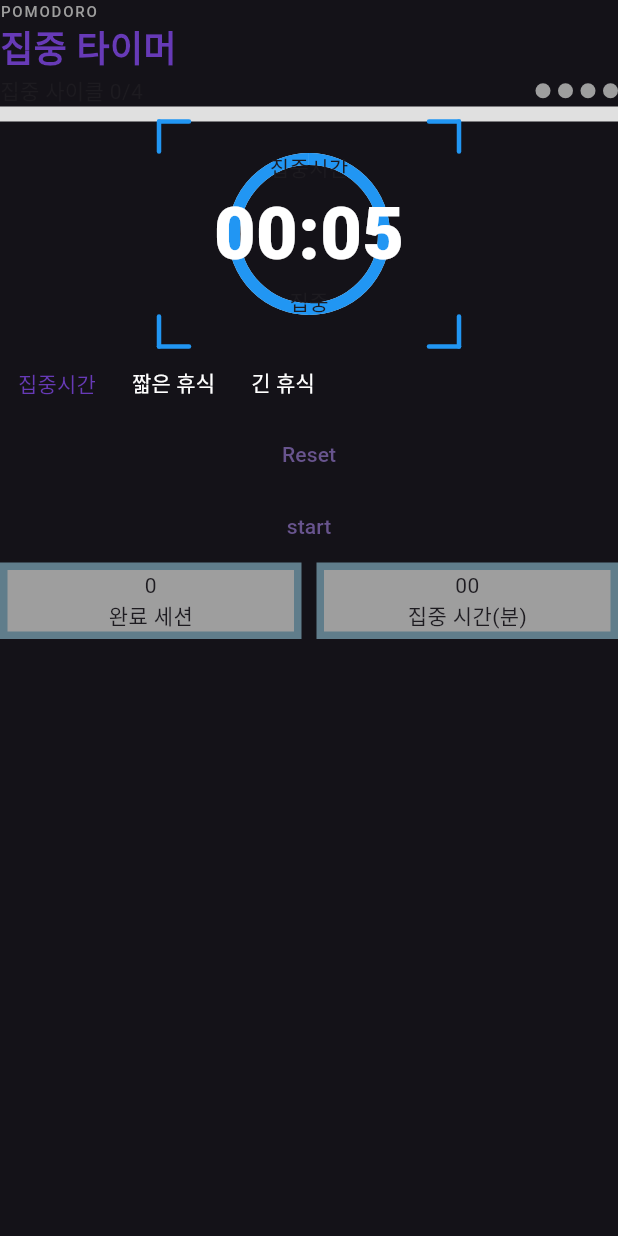
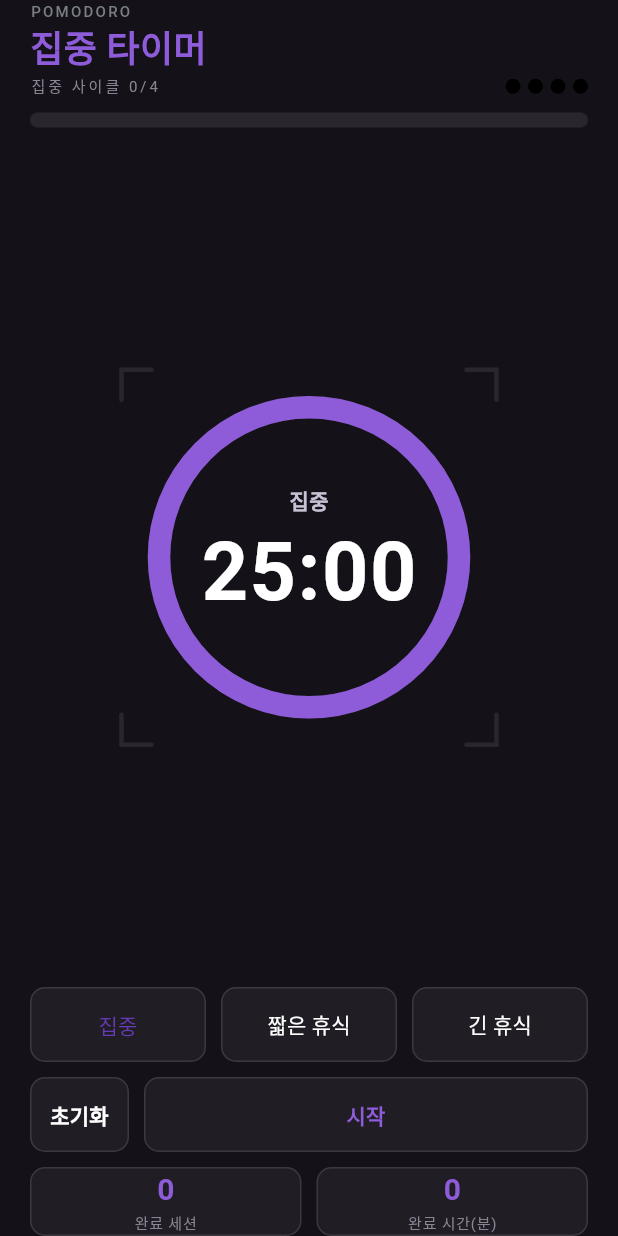
Before and after one commit to tnsgud/soonmodoro, a Flutter app: the screen it shows after launch, on a phone screen of 412 x 824 dp. Run offline on Flutter 3.47's test engine with Material 3 defaults, Android fonts, the phone set to English and light mode, and no system bars.

Commit message:
💄 디자인 적용

```diff
--- a/lib/models/timer_mode.dart
+++ b/lib/models/timer_mode.dart
@@ -1,9 +1,9 @@
-const int twentyFiveMinutes = 5;
-const int fiveMinutes = 1;
-const int fifteen = 2;
+const int twentyFiveMinutes = 25 * 60;
+const int fiveMinutes = 5 * 60;
+const int fifteen = 15 * 60;
 
 enum TimerMode {
-  focus('집중시간', twentyFiveMinutes),
+  focus('집중', twentyFiveMinutes),
   shortBreak('짧은 휴식', fiveMinutes),
   longBreak('긴 휴식', fifteen);
 
--- a/lib/screens/home_screen.dart
+++ b/lib/screens/home_screen.dart
@@ -1,9 +1,11 @@
 import 'dart:async';
 
 import 'package:flutter/material.dart';
+import 'package:soonmodoro/widgets/count_card.dart';
 import 'package:soonmodoro/widgets/corner_border_painter.dart';
 import 'package:soonmodoro/widgets/header.dart';
 import 'package:soonmodoro/models/timer_mode.dart';
+import 'package:soonmodoro/widgets/selection_button.dart';
 
 class HomeScreen extends StatefulWidget {
   const HomeScreen({super.key});
@@ -78,8 +80,12 @@ class _HomeScreenState extends State<HomeScreen> with TickerProviderStateMixin {
 
   void _onTapStart() {
     if (_timerIsActive) {
+      _controllers[_currentControllerIndex].stop();
+      _timer.cancel();
+
+      setState(() {
         _timerIsActive = false;
-      _timer.cancel();
+      });
       return;
     }
 
@@ -148,11 +154,13 @@ class _HomeScreenState extends State<HomeScreen> with TickerProviderStateMixin {
   void _onTap(TimerMode mode) {
     if (_timerIsActive) {
       _timer.cancel();
+      _controllers[_currentControllerIndex].reset();
       _timerIsActive = false;
     }
 
     setState(() {
       HomeScreen.timerMode = mode;
+      _currentControllerIndex = mode.index;
       _time = HomeScreen.timerMode.time;
     });
   }
@@ -164,6 +172,8 @@ class _HomeScreenState extends State<HomeScreen> with TickerProviderStateMixin {
     return Scaffold(
       backgroundColor: Color(0xff141218),
       body: SafeArea(
+        child: Padding(
+          padding: const EdgeInsets.symmetric(horizontal: 20),
           child: Column(
             children: [
               Header(),
@@ -173,22 +183,30 @@ class _HomeScreenState extends State<HomeScreen> with TickerProviderStateMixin {
                   Row(
                     mainAxisAlignment: MainAxisAlignment.spaceBetween,
                     children: [
-                    Text('집중 사이클 $_currentSessionCount/4'),
+                      Text(
+                        '집중 사이클 $_currentSessionCount/4',
+                        style: TextStyle(
+                          fontSize: 10,
+                          color: Color(0xff8a8594),
+                          letterSpacing: 2,
+                        ),
+                      ),
                       Row(
                         children: [
-                        ...List<Container>.generate(_currentSessionCount % 5, (
-                          int index,
-                        ) {
+                          ...List<Container>.generate(
+                            _currentSessionCount % 5,
+                            (int index) {
                               return Container(
                                 margin: EdgeInsets.only(left: 5),
                                 width: 10,
                                 height: 10,
                                 decoration: BoxDecoration(
-                              color: Colors.amber,
+                                  color: Color(0xff8e5cd9),
                                   shape: BoxShape.circle,
                                 ),
                               );
-                        }),
+                            },
+                          ),
                           ...List<Container>.generate(
                             4 - (_currentSessionCount % 5),
                             (int index) {
@@ -197,7 +215,7 @@ class _HomeScreenState extends State<HomeScreen> with TickerProviderStateMixin {
                                 width: 10,
                                 height: 10,
                                 decoration: BoxDecoration(
-                                color: Colors.grey,
+                                  color: Colors.black,
                                   shape: BoxShape.circle,
                                 ),
                               );
@@ -207,6 +225,7 @@ class _HomeScreenState extends State<HomeScreen> with TickerProviderStateMixin {
                       ),
                     ],
                   ),
+                  SizedBox(height: 10),
                   TweenAnimationBuilder<double>(
                     tween: Tween(begin: 0, end: 0.25 * _currentSessionCount),
                     duration: const Duration(milliseconds: 500),
@@ -215,111 +234,164 @@ class _HomeScreenState extends State<HomeScreen> with TickerProviderStateMixin {
                       return LinearProgressIndicator(
                         value: value,
                         minHeight: 10,
-                      backgroundColor: Colors.grey.shade300,
-                      color: Colors.blue,
+                        backgroundColor: Color(0xff2A2630),
+                        color: Color(0xff8e5cd9),
+                        borderRadius: BorderRadius.circular(10),
                       );
                     },
                   ),
                 ],
               ),
 
-            Stack(
+              Expanded(
+                child: Stack(
                   alignment: AlignmentGeometry.center,
                   children: [
                     CustomPaint(
-                  size: Size(200, 150),
+                      size: Size(250, 250),
                       painter: CornerBorderPainter(
                         cornerLength: 20,
                         strokeWidth: 3,
-                    color: Colors.blue,
+                        color: Color(0xff2a2630),
                       ),
                     ),
                     AnimatedBuilder(
                       animation: _controllers[_currentControllerIndex],
                       builder: (context, child) {
                         return SizedBox(
-                      width: 100,
-                      height: 100,
+                          width: 200,
+                          height: 200,
                           child: CircularProgressIndicator(
                             value:
                                 1.0 -
                                 _controllers[_currentControllerIndex]
                                     .value, // 시간이 갈수록 0으로 감소
-                        strokeWidth: 8,
-                        color: Colors.blue,
-                        backgroundColor: Colors.grey.shade300,
+                            strokeWidth: 15,
+                            strokeCap: StrokeCap.round,
+                            color: Color(0xff8e5cd9),
+                            backgroundColor: Color(0xff2A2630),
                           ),
                         );
                       },
                     ),
 
                     Column(
+                      mainAxisAlignment: MainAxisAlignment.center,
                       children: [
-                    Text(HomeScreen.timerMode.label),
+                        Text(
+                          HomeScreen.timerMode.label,
+                          style: TextStyle(
+                            color: Color(0xffc9c2d6),
+                            fontSize: 14,
+                            fontWeight: FontWeight.bold,
+                          ),
+                        ),
                         Text(
                           '${format(_time ~/ 60)}:${format(_time % 60)}',
                           style: TextStyle(
-                        fontSize: 48,
-                        fontWeight: FontWeight.w900,
+                            fontSize: 54,
+                            fontWeight: FontWeight.bold,
                             color: Colors.white,
+                            letterSpacing: 1,
                           ),
                         ),
-                    Text('집중'),
                       ],
                     ),
                   ],
                 ),
+              ),
 
-            Row(
+              Flex(
+                direction: Axis.horizontal,
+                spacing: 10,
                 children: TimerMode.values
-                  .map((e) => _selectionButton(timerMode: e, label: e.label))
+                    .map(
+                      (e) => Expanded(
+                        child: Container(
+                          decoration: BoxDecoration(
+                            color: Color(0x0Dffffff),
+                            border: Border.all(
+                              color: Color(0x1fffffff),
+                              width: 1,
+                            ),
+                            borderRadius: BorderRadius.circular(10),
+                          ),
+                          child: SelectionButton(
+                            timerMode: e,
+                            label: e.label,
+                            onTap: () => _onTap(e),
+                          ),
+                        ),
+                      ),
+                    )
                     .toList(),
               ),
+              SizedBox(height: 10),
 
-            TextButton(onPressed: _onTapReset, child: Text('Reset')),
+              Flex(
+                direction: Axis.horizontal,
+                spacing: 10,
+                children: [
+                  Container(
+                    decoration: BoxDecoration(
+                      color: Color(0x0Dffffff),
+                      border: Border.all(color: Color(0x1fffffff), width: 1),
+                      borderRadius: BorderRadius.circular(10),
+                    ),
+                    child: TextButton(
+                      onPressed: _onTapReset,
+                      child: Text(
+                        '초기화',
+                        style: TextStyle(
+                          color: Colors.white,
+                          fontWeight: FontWeight.bold,
+                        ),
+                      ),
+                    ),
+                  ),
+                  Expanded(
+                    child: Container(
+                      decoration: BoxDecoration(
+                        color: Color(0x0Dffffff),
+                        border: Border.all(color: Color(0x1fffffff), width: 1),
+                        borderRadius: BorderRadius.circular(10),
+                      ),
+                      child: TextButton(
+                        onPressed: _onTapStart,
+                        child: Text(
+                          _timerIsActive ? '중지' : '시작',
+                          style: TextStyle(
+                            color: Color(0xff8e5cd9),
+                            fontWeight: FontWeight.bold,
+                          ),
+                        ),
+                      ),
+                    ),
+                  ),
+                ],
+              ),
 
-            TextButton(
-              onPressed: _onTapStart,
-              child: Text(_timerIsActive ? 'stop' : 'start'),
-            ),
+              SizedBox(height: 10),
 
               Row(
                 mainAxisAlignment: MainAxisAlignment.spaceAround,
                 children: [
                   Expanded(
-                  child: Container(
-                    decoration: BoxDecoration(
-                      color: Colors.grey,
-                      border: BoxBorder.all(color: Colors.blueGrey, width: 5),
-                    ),
-                    child: Column(
-                      children: [Text('$_totalSessionCount'), Text('완료 세션')],
-                    ),
-                  ),
+                    child: CountCard(count: _totalSessionCount, text: '완료 세션'),
                   ),
                   SizedBox(width: 10),
                   Expanded(
-                  child: Container(
-                    decoration: BoxDecoration(
-                      color: Colors.grey,
-                      border: BoxBorder.all(color: Colors.blueGrey, width: 5),
-                    ),
-                    child: Column(
-                      children: [
-                        Text(format(_totalFocusTime ~/ 60)),
-                        Text('집중 시간(분)'),
-                      ],
+                    child: CountCard(
+                      count: _totalFocusTime ~/ 60,
+                      text: '완료 시간(분)',
                     ),
                   ),
-                ),
-              ],
-            ),
-            Row(mainAxisAlignment: MainAxisAlignment.spaceAround, children: [
                 ],
               ),
             ],
           ),
         ),
+      ),
     );
   }
 }
--- /dev/null
+++ b/lib/widgets/count_card.dart
@@ -0,0 +1,39 @@
+import 'package:flutter/material.dart';
+
+class CountCard extends StatelessWidget {
+  final int count;
+  final String text;
+
+  const CountCard({super.key, required this.count, required this.text});
+
+  @override
+  Widget build(BuildContext context) {
+    return Container(
+      decoration: BoxDecoration(
+        color: Color(0x0Dffffff),
+        border: Border.all(color: Color(0x1fffffff), width: 1),
+        borderRadius: BorderRadius.circular(10),
+      ),
+      child: Column(
+        children: [
+          Text(
+            '$count',
+            style: TextStyle(
+              color: Color(0xff8e5cd9),
+              fontSize: 20,
+              fontWeight: FontWeight.bold,
+            ),
+          ),
+          Text(
+            text,
+            style: TextStyle(
+              color: Color(0xff8a8594),
+              fontSize: 10,
+              letterSpacing: 0.5,
+            ),
+          ),
+        ],
+      ),
+    );
+  }
+}
--- a/lib/widgets/header.dart
+++ b/lib/widgets/header.dart
@@ -16,16 +16,16 @@ class Header extends StatelessWidget {
               style: TextStyle(
                 fontSize: 10,
                 fontWeight: FontWeight.w500,
-                color: Colors.grey,
-                letterSpacing: 1.2,
+                color: Color(0xff7a7f84),
+                letterSpacing: 1.5,
               ),
             ),
             Text(
               '집중 타이머',
               style: TextStyle(
-                color: Colors.deepPurple,
+                color: Color(0xff8e5cd9),
                 fontSize: 24,
-                fontWeight: FontWeight.w900,
+                fontWeight: FontWeight.bold,
               ),
             ),
           ],
--- a/lib/widgets/selection_button.dart
+++ b/lib/widgets/selection_button.dart
@@ -1,3 +1,5 @@
+import 'dart:async';
+
 import 'package:flutter/material.dart';
 import 'package:soonmodoro/screens/home_screen.dart';
 import 'package:soonmodoro/models/timer_mode.dart';
@@ -5,19 +7,19 @@ import 'package:soonmodoro/models/timer_mode.dart';
 class SelectionButton extends StatelessWidget {
   final TimerMode timerMode;
   final String label;
+  final void Function() onTap;
 
   const SelectionButton({
     super.key,
     required this.timerMode,
     required this.label,
+    required this.onTap,
   });
-
-  void _onTap(TimerMode mode) {}
 
   @override
   Widget build(BuildContext context) {
     return TextButton(
-      onPressed: () => _onTap(timerMode),
+      onPressed: onTap,
       child: Text(
         label,
         style: TextStyle(
```
Lines whose indentation alone changed are shown as unchanged.
